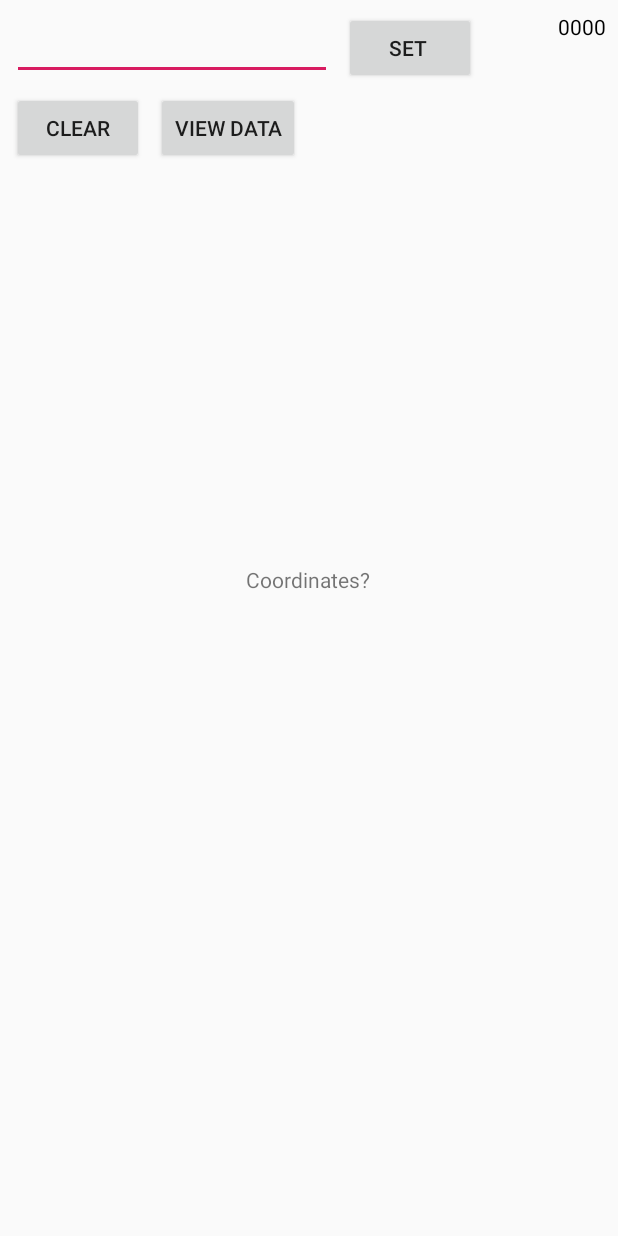
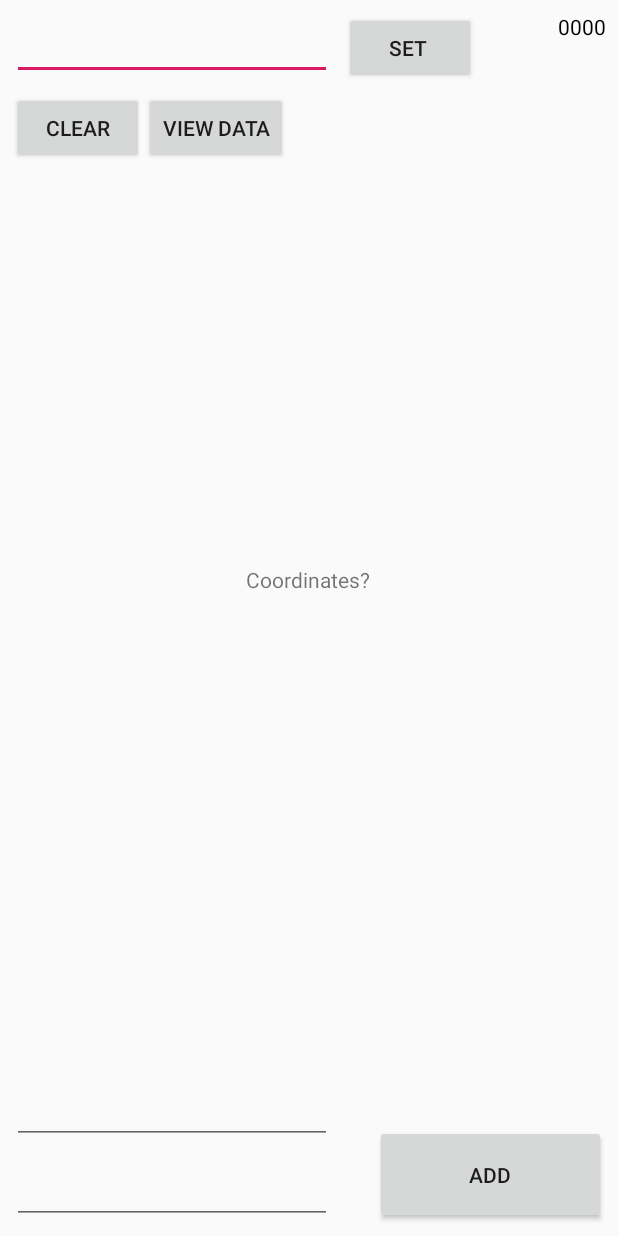
Before and after one commit to dbelmo2/PotholeDetector, an Android app: the screen it shows after launch (MainActivity), on a phone screen of 412 x 824 dp. Run offline under Robolectric (Android 15) with nearby library versions, the phone set to English and light mode, and no system bars; 2 statements that could not run were skipped.

Commit message:
added ability to insert a coordinate through app

```diff
--- a/app/src/main/java/com/example/myfirst/MainActivity.java
+++ b/app/src/main/java/com/example/myfirst/MainActivity.java
@@ -18,6 +18,7 @@ import android.widget.SeekBar;
 import android.widget.TextView;
 
 import com.example.myfirst.android.app.Accelerometer;
+import com.example.myfirst.android.app.Coordinate;
 import com.example.myfirst.android.app.DataBaseHelper;
 import com.example.myfirst.android.app.GPS;
 import com.example.myfirst.android.app.Search;
@@ -26,7 +27,7 @@ import com.example.myfirst.android.app.Search;
 public class MainActivity extends AppCompatActivity {
 
     private LocationListener locationListener;
-    private Button viewData, start, updateThresh;
+    private Button viewData, start, updateThresh, addCoordinate;
     private TextView threshText;
     private SeekBar seekBar;
     private LocationManager locationManager;
@@ -36,7 +37,7 @@ public class MainActivity extends AppCompatActivity {
     private DataBaseHelper database;
     private Search search;
     private MediaPlayer mediaPlayer;
-    private EditText threshold;
+    private EditText threshold, latInput, longInput;
 
 
 
@@ -61,7 +62,12 @@ public class MainActivity extends AppCompatActivity {
         start = findViewById(R.id.Startbutton);
         threshold = findViewById(R.id.thresh);
         viewData = findViewById(R.id.viewData);
+        latInput = findViewById(R.id.lat_input);
+        longInput = findViewById(R.id.long_input);
         updateThresh = findViewById(R.id.update);
+        addCoordinate = findViewById(R.id.add_coordinate);
+
+
 
         //CLEAR DATABASE FOR TESTING PURPOSES
         clearData();
@@ -146,6 +152,15 @@ public class MainActivity extends AppCompatActivity {
 
 
         });
+        addCoordinate.setOnClickListener(new OnClickListener() {
+            @Override
+            public void onClick(View V) {
+                double data1 = Double.valueOf(latInput.getText().toString());
+                double data2 = Double.valueOf(longInput.getText().toString());
+                Coordinate coordinate = new Coordinate(data1,data2);
+                database.addCoordinate(coordinate);
+            }
+        });
 
 
 
--- a/app/src/main/java/com/example/myfirst/android/app/Coordinate.java
+++ b/app/src/main/java/com/example/myfirst/android/app/Coordinate.java
@@ -7,7 +7,7 @@ public class Coordinate {
 
 
 
-    Coordinate(double latitude, double longitude) {
+    public Coordinate(double latitude, double longitude) {
         this.latitude = latitude;
         this.longitude = longitude;
     }
--- a/app/src/main/res/layout/activity_main.xml
+++ b/app/src/main/res/layout/activity_main.xml
@@ -27,7 +27,6 @@
         android:id="@+id/viewData"
         android:layout_width="wrap_content"
         android:layout_height="wrap_content"
-        android:layout_marginStart="8dp"
         android:layout_marginTop="8dp"
         android:text="View Data"
         app:layout_constraintStart_toEndOf="@+id/Startbutton"
@@ -84,6 +83,38 @@
         app:layout_constraintEnd_toEndOf="parent"
         app:layout_constraintTop_toTopOf="parent" />
 
+    <EditText
+        android:id="@+id/lat_input"
+        android:layout_width="wrap_content"
+        android:layout_height="wrap_content"
+        android:layout_marginStart="8dp"
+        android:layout_marginBottom="8dp"
+        android:ems="10"
+        android:inputType="numberDecimal|numberSigned"
+        app:layout_constraintBottom_toTopOf="@+id/long_input"
+        app:layout_constraintStart_toStartOf="parent" />
+
+    <EditText
+        android:id="@+id/long_input"
+        android:layout_width="wrap_content"
+        android:layout_height="wrap_content"
+        android:layout_marginStart="8dp"
+        android:layout_marginBottom="8dp"
+        android:ems="10"
+        android:inputType="numberDecimal|numberSigned"
+        app:layout_constraintBottom_toBottomOf="parent"
+        app:layout_constraintStart_toStartOf="parent" />
+
+    <Button
+        android:id="@+id/add_coordinate"
+        android:layout_width="154dp"
+        android:layout_height="66dp"
+        android:layout_marginEnd="8dp"
+        android:layout_marginBottom="8dp"
+        android:text="Add"
+        app:layout_constraintBottom_toBottomOf="parent"
+        app:layout_constraintEnd_toEndOf="parent" />
+
 
     \
 </android.support.constraint.ConstraintLayout>
```
